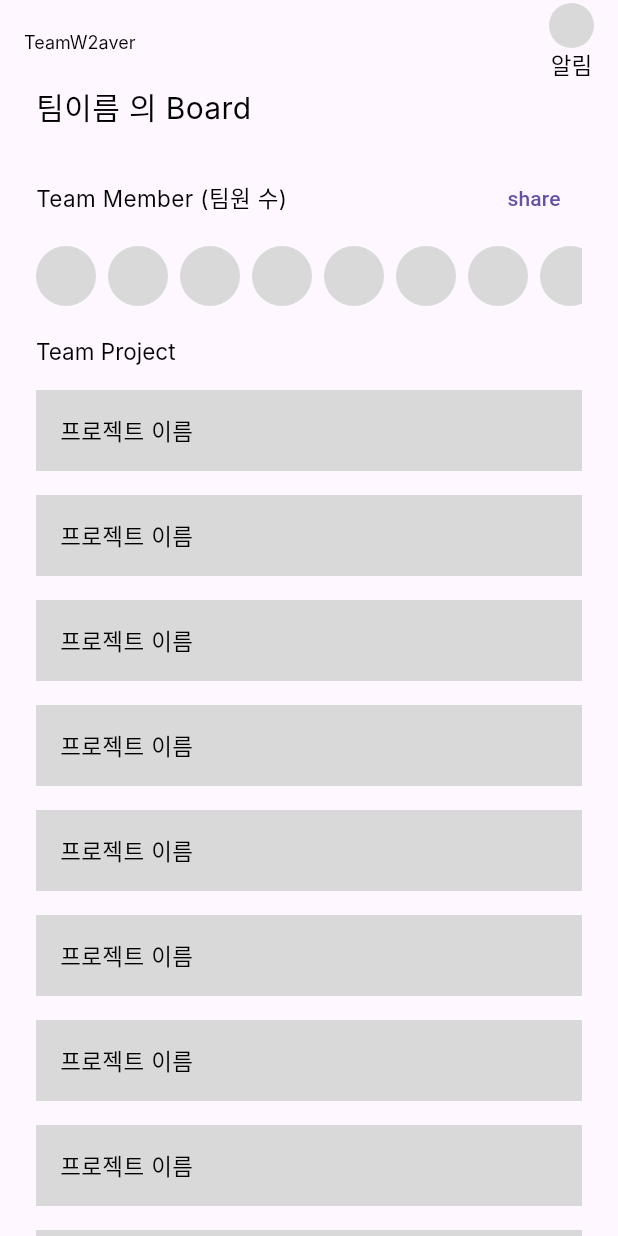
After one commit to TaskWeaver/frontend_app, a Flutter app: the TeamDetailScreen screen opened by its route, on a phone screen of 412 x 824 dp. The commit adds this screen. Run offline on Flutter 3.47's test engine with Material 3 defaults, Android fonts, the phone set to English and light mode, and no system bars; our stand-ins replace go_router; missing offline and left inert: widgetbook, widgetbook_annotation; Roboto replaces fonts that are missing (Inter).

Commit message:
feat: create team detail screen

```diff
--- a/front/lib/app/config/routes.dart
+++ b/front/lib/app/config/routes.dart
@@ -3,6 +3,7 @@ import 'package:front/app/domain/presentation/login/email_singin.dart';
 import 'package:front/app/domain/presentation/login/login.dart';
 import 'package:front/app/domain/presentation/login/signin.dart';
 import 'package:front/app/domain/presentation/team/screen/team_create.dart';
+import 'package:front/app/domain/presentation/team/screen/team_datail.dart';
 import 'package:front/app/domain/presentation/team/screen/teams_list.dart';
 import 'package:go_router/go_router.dart';
 
@@ -32,5 +33,10 @@ final router = GoRouter(initialLocation: '/', routes: [
       name: 'teamCreate',
       builder: (context, state) => const TeamCreateScreen(),
     ),
+    GoRoute(
+      path: 'teamDetail',
+      name: 'teamDetail',
+      builder: (context, state) => TeamDetailScreen(),
+    ),
   ]),
 ]);
--- /dev/null
+++ b/front/lib/app/domain/presentation/team/screen/team_datail.dart
@@ -0,0 +1,148 @@
+import 'package:flutter/material.dart';
+import 'package:front/app/domain/presentation/team/componet/dialog.dart';
+import 'package:go_router/go_router.dart';
+
+class TeamDetailScreen extends StatelessWidget {
+  TeamDetailScreen({super.key});
+
+  final elevatedButtonStyle = ElevatedButton.styleFrom(
+    padding: EdgeInsets.all(16.0),
+    alignment: Alignment.centerLeft,
+    shape: RoundedRectangleBorder(borderRadius: BorderRadius.all(Radius.zero)),
+    backgroundColor: Color(0xFFD9D9D9),
+    foregroundColor: Colors.transparent,
+  );
+
+  @override
+  Widget build(BuildContext context) {
+    var textStyle = const TextStyle(
+      color: Colors.black,
+      fontFamily: 'Inter',
+      fontWeight: FontWeight.w400,
+      height: 0,
+    );
+
+    return Scaffold(
+      appBar: AppBar(
+        automaticallyImplyLeading: false,
+        scrolledUnderElevation: 0.0,
+        title: Row(
+          mainAxisAlignment: MainAxisAlignment.spaceBetween,
+          children: [
+            const Text(
+              'TeamW2aver',
+              style: TextStyle(
+                color: Colors.black,
+                fontSize: 12,
+                fontFamily: 'Inter',
+                fontWeight: FontWeight.w400,
+                height: 0,
+              ),
+            ),
+            Column(
+              children: [
+                Container(
+                  width: 30,
+                  height: 30,
+                  decoration: const ShapeDecoration(
+                    color: Color(0xFFD9D9D9),
+                    shape: OvalBorder(),
+                  ),
+                ),
+                Text(
+                  '알림',
+                  textAlign: TextAlign.center,
+                  style: textStyle.copyWith(fontSize: 15),
+                ),
+              ],
+            )
+          ],
+        ),
+      ),
+      body: Padding(
+        padding: const EdgeInsets.symmetric(horizontal: 24.0),
+        child: Column(
+          crossAxisAlignment: CrossAxisAlignment.start,
+          children: [
+            Text(
+              '팀이름 의 Board',
+              style: textStyle.copyWith(fontSize: 20),
+            ),
+            const SizedBox(
+              height: 22,
+            ),
+            Row(
+              mainAxisAlignment: MainAxisAlignment.spaceBetween,
+              children: [
+                Text(
+                  'Team Member (팀원 수)',
+                  style: textStyle.copyWith(fontSize: 15),
+                ),
+                TextButton(onPressed: () {}, child: Text('share'))
+              ],
+            ),
+            const SizedBox(
+              height: 8,
+            ),
+            SizedBox(
+              height: 40,
+              child: ListView.builder(
+                  scrollDirection: Axis.horizontal,
+                  itemCount: 15,
+                  itemExtent: 48,
+                  itemBuilder: (context, index) {
+                    return Padding(
+                      padding: const EdgeInsets.only(right: 8.0),
+                      child: Container(
+                        width: 40,
+                        height: 40,
+                        decoration: const ShapeDecoration(
+                          color: Color(0xFFD9D9D9),
+                          shape: OvalBorder(),
+                        ),
+                      ),
+                    );
+                  }),
+            ),
+            Expanded(
+              child: CustomScrollView(
+                slivers: <Widget>[
+                  SliverAppBar(
+                    scrolledUnderElevation: 0.0,
+                    automaticallyImplyLeading: false,
+                    pinned: true,
+                    titleSpacing: 0.0,
+                    title: Padding(
+                        padding: const EdgeInsets.only(bottom: 4.0, top: 8.0),
+                        child: Text(
+                          'Team Project',
+                          style: textStyle.copyWith(fontSize: 15),
+                        )),
+                  ),
+                  SliverList.builder(
+                    itemBuilder: (context, index) {
+                      return Padding(
+                        padding: const EdgeInsets.only(bottom: 16),
+                        child: Container(
+                          decoration:
+                              const BoxDecoration(color: Color(0xFFD9D9D9)),
+                          child: Padding(
+                            padding: const EdgeInsets.all(16.0),
+                            child: Text(
+                              '프로젝트 이름',
+                              style: textStyle.copyWith(fontSize: 15),
+                            ),
+                          ),
+                        ),
+                      );
+                    },
+                  ),
+                ],
+              ),
+            ),
+          ],
+        ),
+      ),
+    );
+  }
+}
```
